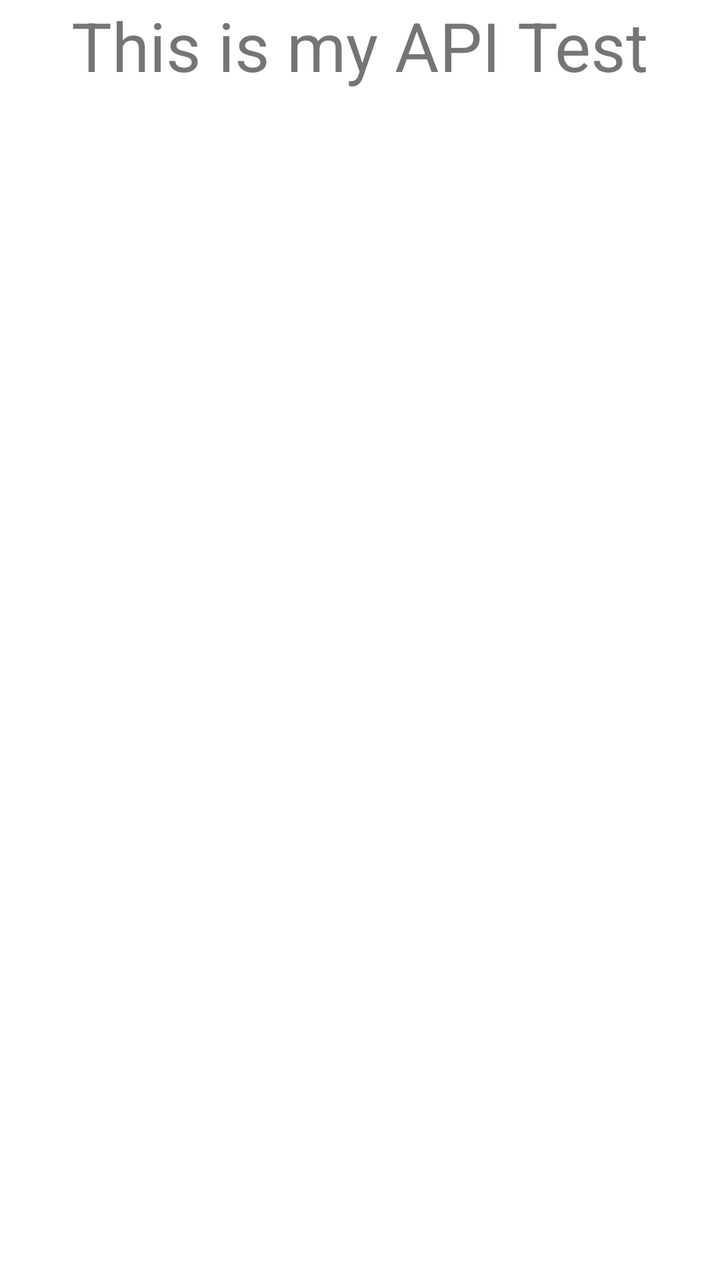
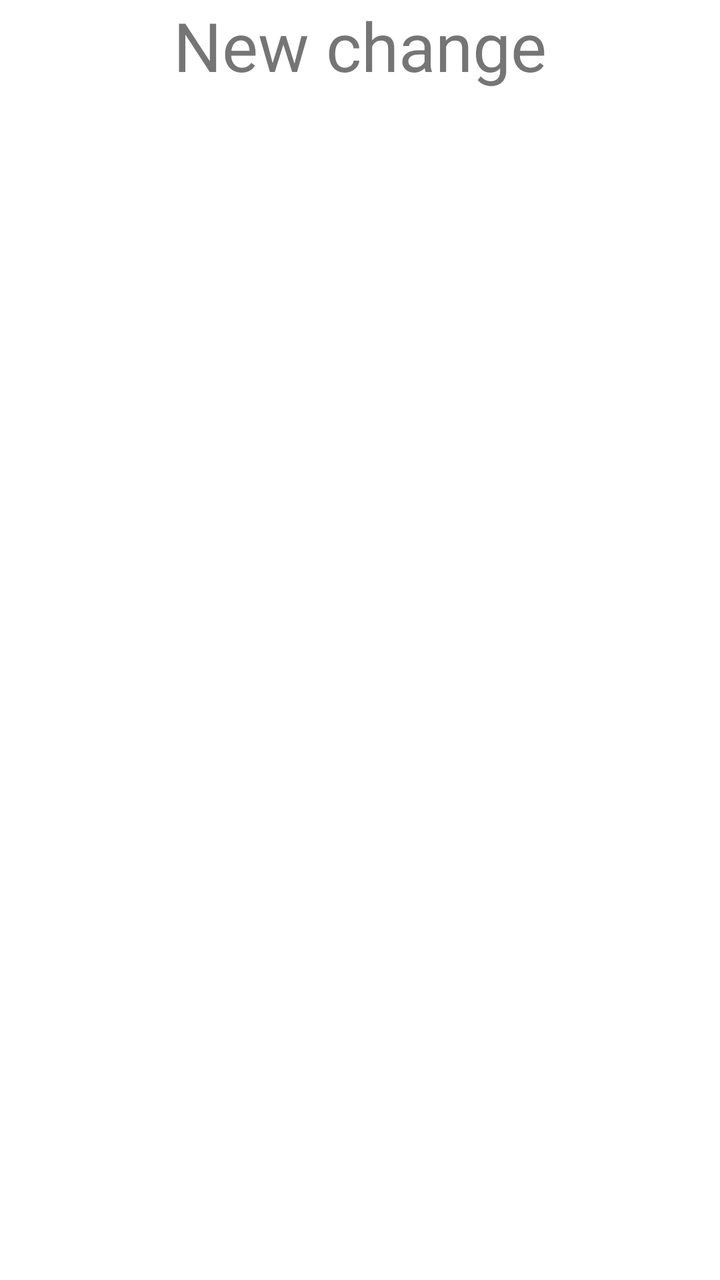

Compare the two renders of this Android layout. The source of the first and the diff that turns it into the second are given below.
<!-- AndroidManifest.xml: application theme Theme.APITest -->
<!-- res/layout/activity_main.xml -->
<?xml version="1.0" encoding="utf-8"?>
<androidx.constraintlayout.widget.ConstraintLayout xmlns:android="http://schemas.android.com/apk/res/android"
    xmlns:app="http://schemas.android.com/apk/res-auto"
    xmlns:tools="http://schemas.android.com/tools"
    android:id="@+id/main"
    android:layout_width="match_parent"
    android:layout_height="match_parent"
    tools:context=".MainActivity">

    <TextView
        android:id="@+id/textView"
        android:layout_width="wrap_content"
        android:layout_height="wrap_content"
        android:text="This is my API Test"
        android:textSize="34sp"
        app:layout_constraintEnd_toEndOf="parent"
        app:layout_constraintStart_toStartOf="parent" />
</androidx.constraintlayout.widget.ConstraintLayout>
<!-- resources referenced by this layout -->
<resources>
  <style name="Theme.APITest" parent="Theme.MaterialComponents.DayNight.DarkActionBar">
          
          <item name="colorPrimary">@color/purple_500</item>
          <item name="colorPrimaryVariant">@color/purple_700</item>
          <item name="colorOnPrimary">@color/white</item>
          
          <item name="colorSecondary">@color/teal_200</item>
          <item name="colorSecondaryVariant">@color/teal_700</item>
          <item name="colorOnSecondary">@color/black</item>
          
          <item name="android:statusBarColor">?attr/colorPrimaryVariant</item>
          
      </style>
  <color name="purple_500">#FF6200EE</color>
  <color name="purple_700">#FF3700B3</color>
  <color name="white">#FFFFFFFF</color>
  <color name="teal_200">#FF03DAC5</color>
  <color name="teal_700">#FF018786</color>
  <color name="black">#FF000000</color>
</resources>

<!-- the commit's change to res/layout/activity_main.xml (unified diff, before → after) -->
@@ -11,7 +11,7 @@
         android:id="@+id/textView"
         android:layout_width="wrap_content"
         android:layout_height="wrap_content"
-        android:text="This is my API Test"
+        android:text="New change"
         android:textSize="34sp"
         app:layout_constraintEnd_toEndOf="parent"
         app:layout_constraintStart_toStartOf="parent" />
